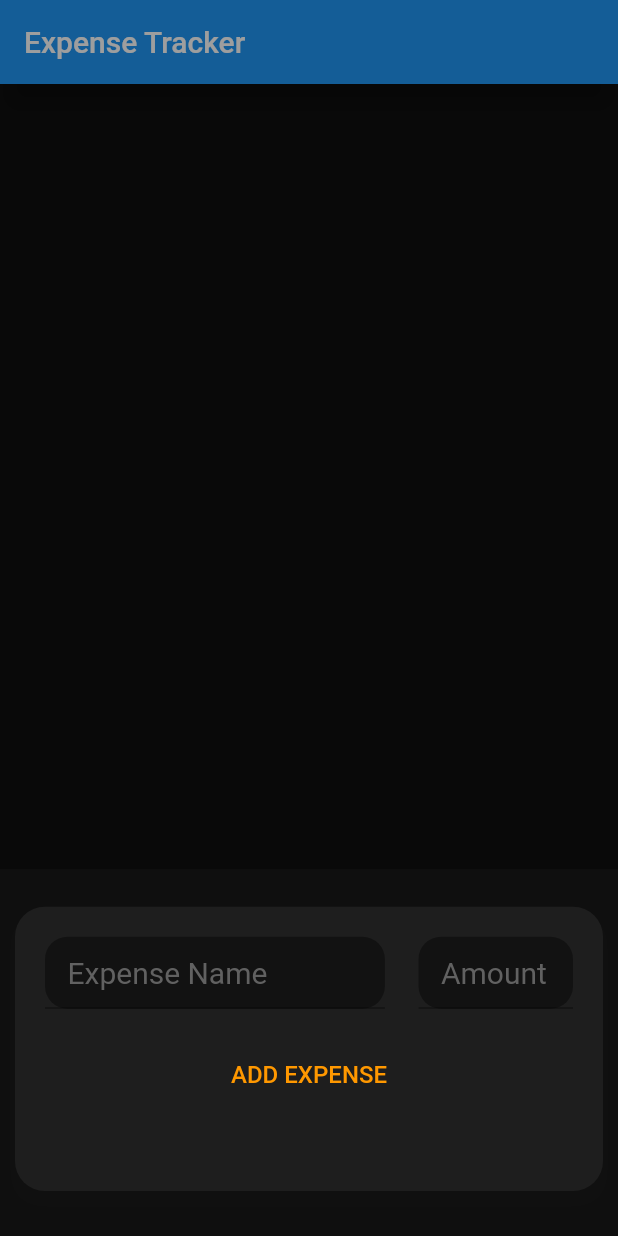
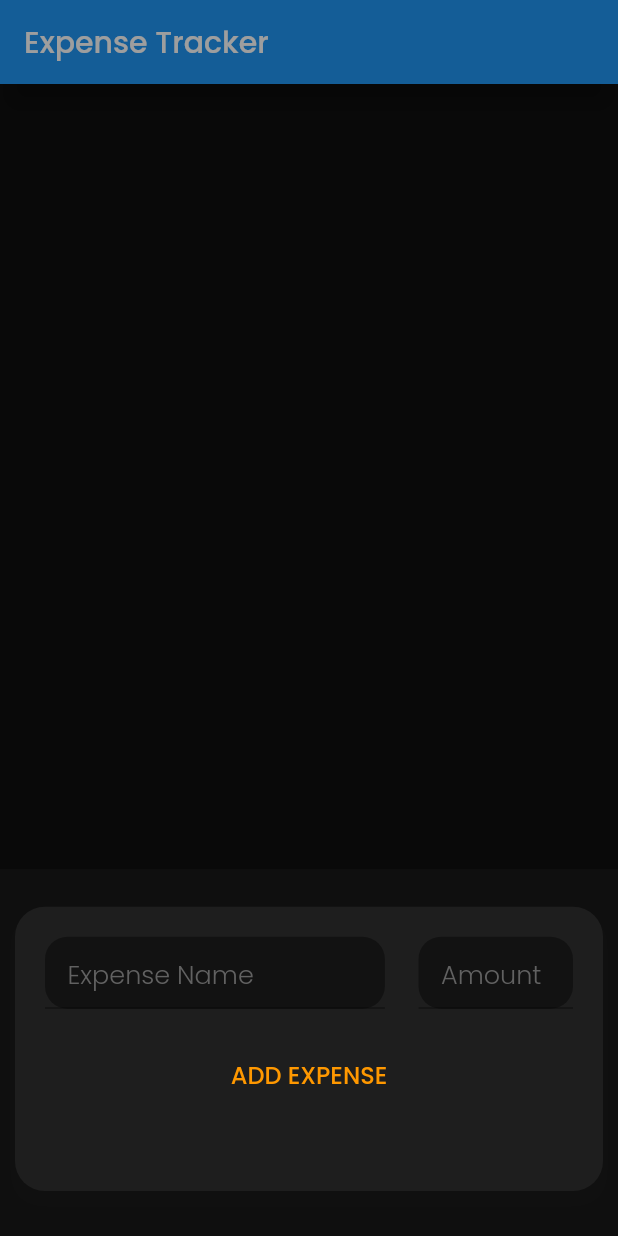
Before and after one commit to Suraj-Gov/expenseTracker, a Flutter app: the screen it shows after launch, after a tap on "ADD TRANSACTION", on a phone screen of 412 x 824 dp. Run offline on Flutter 3.47's test engine with Material 2 defaults, Android fonts, the phone set to English and light mode, and no system bars.

Commit message:
added poppins as the default font

```diff
--- a/lib/TXInputWidget.dart
+++ b/lib/TXInputWidget.dart
@@ -60,7 +60,9 @@ class _TXInputWidgetState extends State<TXInputWidget> {
                           focusedBorder: InputBorder.none,
                           hintText: "Expense Name",
                           hintStyle: TextStyle(
+                            fontWeight: FontWeight.w300,
                             color: Colors.grey[700],
+                            fontSize: 17,
                           ),
                           contentPadding:
                               EdgeInsets.symmetric(vertical: 8, horizontal: 15),
@@ -87,7 +89,9 @@ class _TXInputWidgetState extends State<TXInputWidget> {
                           focusedBorder: InputBorder.none,
                           hintText: "Amount",
                           hintStyle: TextStyle(
+                            fontWeight: FontWeight.w300,
                             color: Colors.grey[700],
+                            fontSize: 17,
                           ),
                           contentPadding:
                               EdgeInsets.symmetric(vertical: 8, horizontal: 15),
--- a/lib/TXWidget.dart
+++ b/lib/TXWidget.dart
@@ -41,7 +41,7 @@ class _TXWidgetState extends State<TXWidget> {
 
     return Container(
       child: Padding(
-        padding: const EdgeInsets.fromLTRB(0, 5, 0, 5),
+        padding: const EdgeInsets.symmetric(vertical: 5),
         child: Column(
           crossAxisAlignment: CrossAxisAlignment.end,
           // card and the date thing below
@@ -93,7 +93,7 @@ class _TXWidgetState extends State<TXWidget> {
                               style: TextStyle(
                                 fontSize: 18,
                                 fontWeight: FontWeight.w400,
-                                color: Colors.white,
+                                color: Colors.grey,
                               ),
                             ),
                           ),
--- a/lib/main.dart
+++ b/lib/main.dart
@@ -66,6 +66,7 @@ class _HomePageState extends State<HomePage> {
         theme: ThemeData(
             accentColor: Colors.orange,
             backgroundColor: Colors.red,
+            fontFamily: 'Poppins',
             appBarTheme: AppBarTheme(
               color: Color.fromRGBO(35, 35, 35, 1),
               elevation: 10,
@@ -97,7 +98,7 @@ class _HomePageState extends State<HomePage> {
                 ),
                 style: TextStyle(
                   fontSize: 16,
-                  fontWeight: FontWeight.w500,
+                  fontWeight: FontWeight.w400,
                 ),
               ),
               icon: Icon(Icons.add_circle),
```
Also changed, not shown: pubspec.yaml (+13 -0 lines), assets/fonts/Poppins-Bold.ttf (added), assets/fonts/Poppins-ExtraLight.ttf (added), assets/fonts/Poppins-Light.ttf (added), assets/fonts/Poppins-Medium.ttf (added), assets/fonts/Poppins-Regular.ttf (added), assets/fonts/Poppins-SemiBold.ttf (added).
